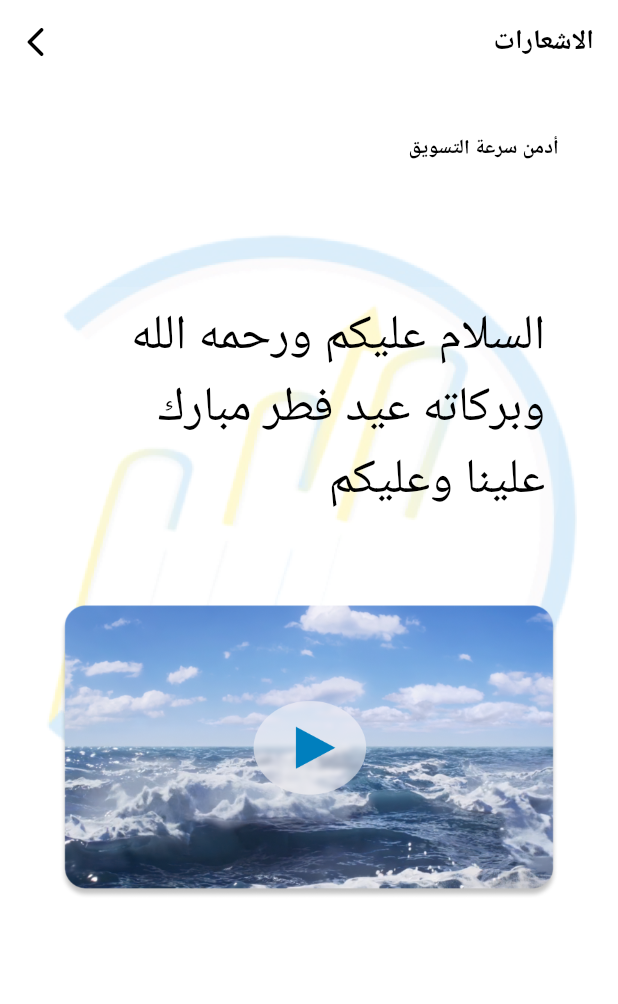
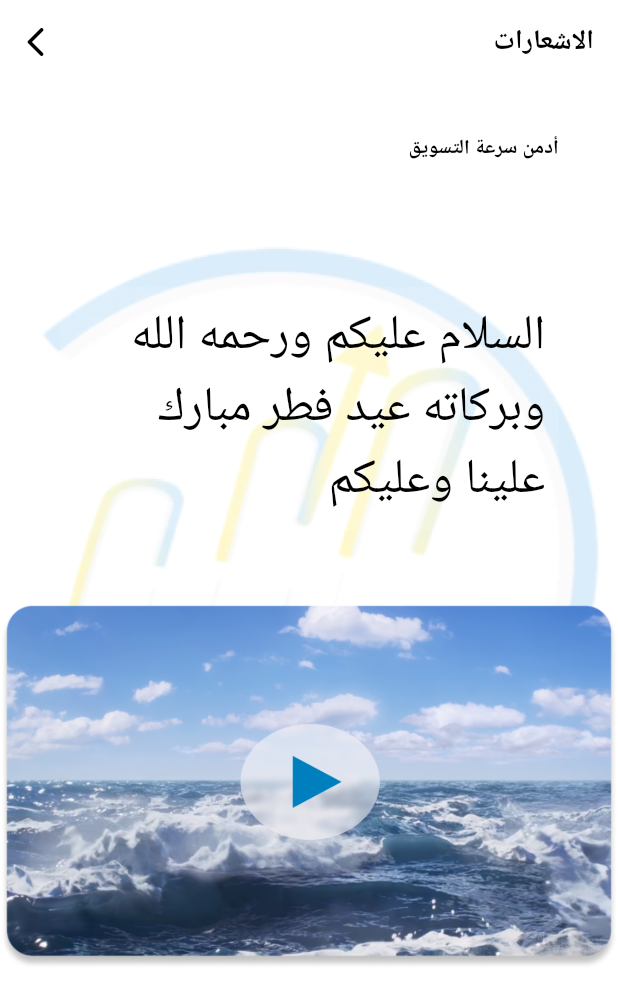
Before and after one commit to mohammedhedaya/-Sar-aat-Al-Tasweeq, a Flutter app: the NotificationsDetailsView screen opened by its route, on a phone screen of 412 x 824 dp. Shown: the top 1004 px of the screen. Run offline on Flutter 3.47's test engine with Material 3 defaults, Android fonts, the phone set to English and light mode, and no system bars; our stand-ins replace adaptive_theme, carousel_slider, chat_bubbles, country_code_picker, device_preview, easy_localization and 11 more; missing offline and left inert: qr_code_scanner; accounts and stored records are empty.

Commit message:
Add height to image in notification item &

```diff
--- a/lib/features/notifications/presentation/widgets/notification_details_view_body.dart
+++ b/lib/features/notifications/presentation/widgets/notification_details_view_body.dart
@@ -20,7 +20,10 @@ class NotificationsDetailsViewBody extends StatelessWidget {
             opacity: 0.45,
           ),
         ),
-        child: Padding(
+        child: Column(
+          crossAxisAlignment: CrossAxisAlignment.start,
+          children: [
+            Padding(
               padding: EdgeInsets.symmetric(horizontal: 36.w),
               child: Column(
                 crossAxisAlignment: CrossAxisAlignment.start,
@@ -43,6 +46,9 @@ class NotificationsDetailsViewBody extends StatelessWidget {
                       textAlign: TextAlign.start,
                     ),
                   ),
+                ],
+              ),
+            ),
             SizedBox(height: MediaQuery.of(context).size.height * 0.06),
             Image.asset(
               Assets.imagesImageSea,
@@ -51,7 +57,6 @@ class NotificationsDetailsViewBody extends StatelessWidget {
           ],
         ),
       ),
-      ),
     );
   }
 }
```
Lines whose indentation alone changed are shown as unchanged.
